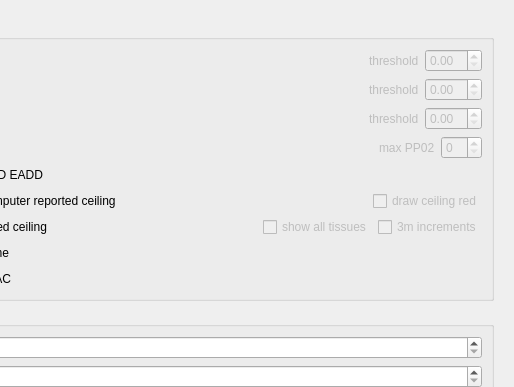
First picture: the form in qt-ui/preferences.ui, repository subsurface/subsurface, before the edit; both pictures show x 184 to 698 and y 0 to 387 of the 698 by 521 pixel window.
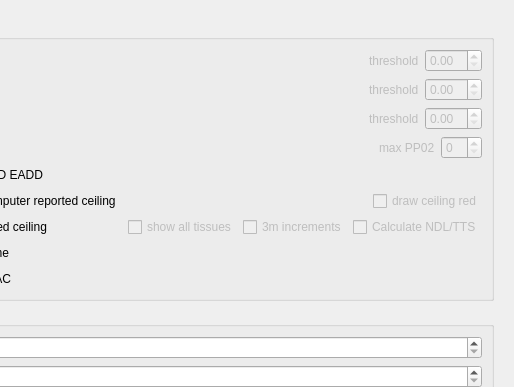
Second picture: the form after the edit. The open tabs and pages were chosen to show the change. Icons and pictures are not drawn.

What changed in the file:
```diff
--- a/qt-ui/preferences.ui
+++ b/qt-ui/preferences.ui
@@ -711,6 +711,16 @@
                 </property>
                </widget>
               </item>
+              <item>
+               <widget class="QCheckBox" name="calc_ndl_tts">
+                <property name="enabled">
+                 <bool>false</bool>
+                </property>
+                <property name="text">
+				<string>Calculate NDL/TTS</string>
+                </property>
+               </widget>
+              </item>
              </layout>
             </item>
             <item>
```
Left out of the diff: 16 changed lines with no effect on the pictures.
